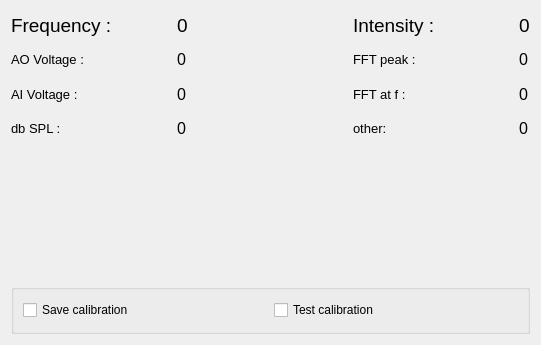
First picture: the form in spikeylab/calibration/calibration_widget.ui, repository portfors-lab/sparkle, before the edit.
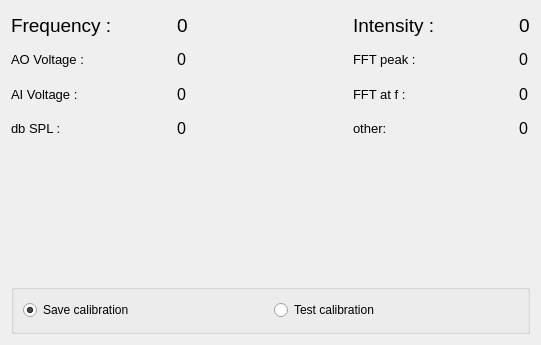
Second picture: the form after the edit. Custom widgets are drawn as their Qt base class.

Commit message: Changed calibration save/test to radio

The edit to the form file:
```diff
--- a/spikeylab/calibration/calibration_widget.ui
+++ b/spikeylab/calibration/calibration_widget.ui
@@ -262,14 +262,17 @@
      </property>
      <layout class="QHBoxLayout" name="horizontalLayout_4">
       <item>
-       <widget class="QCheckBox" name="savecal_ckbx">
+       <widget class="QRadioButton" name="savecal_ckbx">
         <property name="text">
          <string>Save calibration</string>
         </property>
+        <property name="checked">
+         <bool>true</bool>
+        </property>
        </widget>
       </item>
       <item>
-       <widget class="QCheckBox" name="applycal_ckbx">
+       <widget class="QRadioButton" name="applycal_ckbx">
         <property name="text">
          <string>Test calibration</string>
         </property>
```
Left out of the diff: 35 changed lines with no effect on the pictures. The commit also changes 4 other files.
